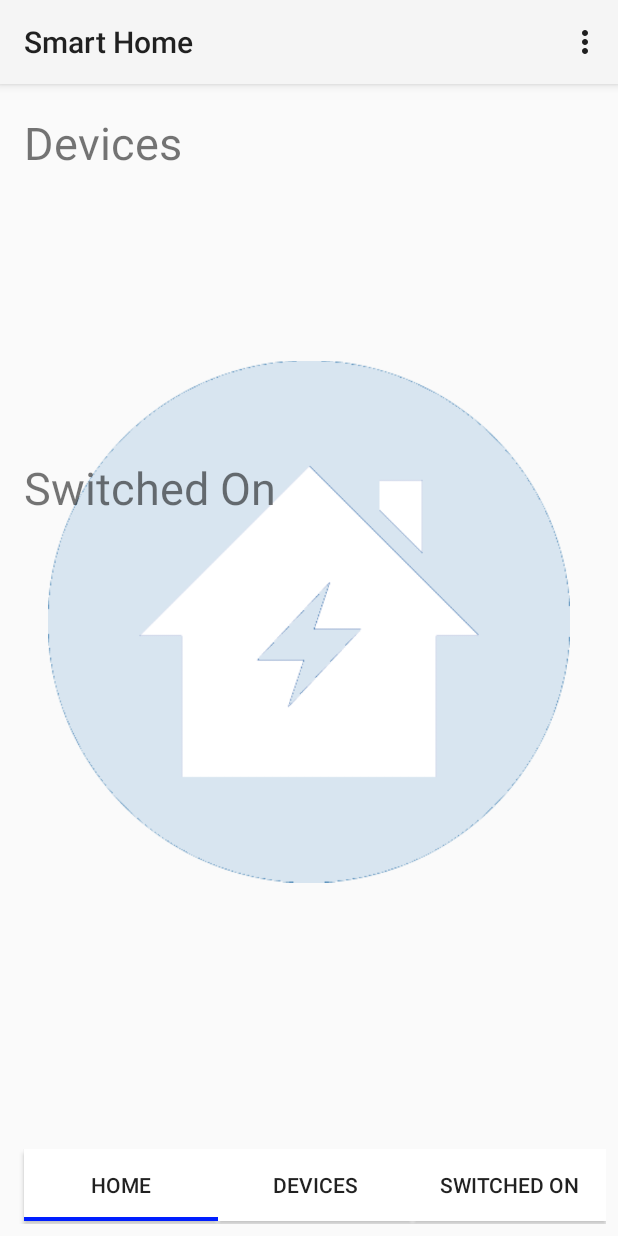
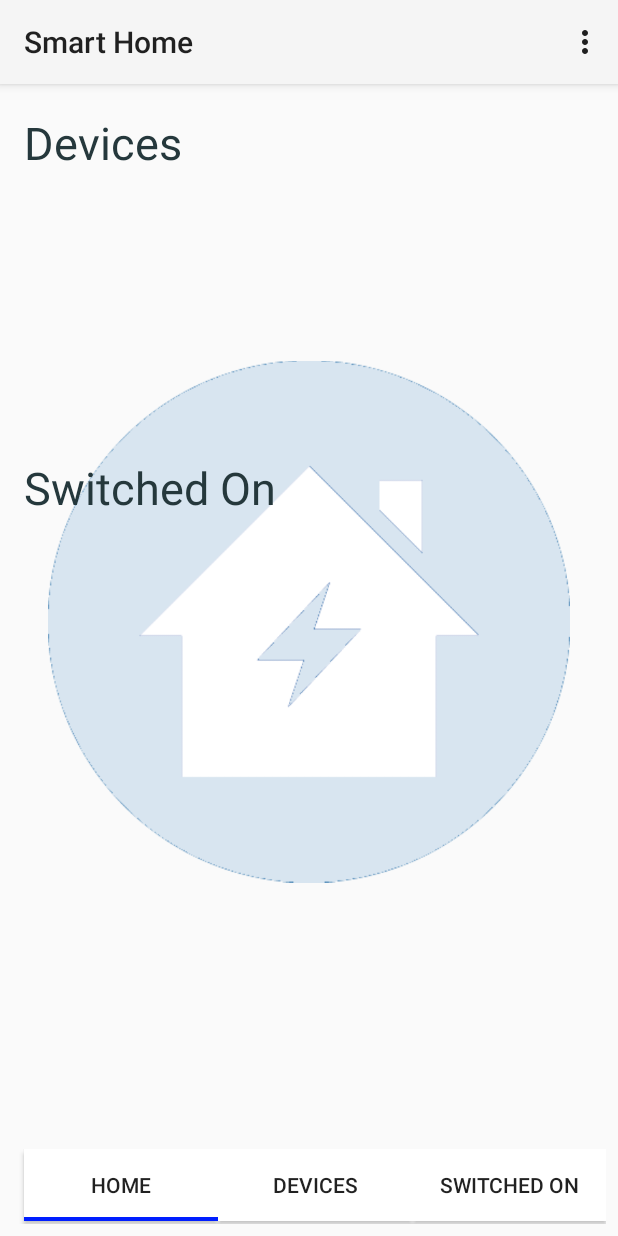
Before and after one commit to lulitay/HCI-App, an Android app: the screen it shows after launch (MainActivity), on a phone screen of 412 x 824 dp. Run offline under Robolectric (Android 15) with nearby library versions, the phone set to English and light mode, and no system bars; our stand-ins replace Volley; network calls fail.

Commit message:
cambio de color de texto

```diff
--- a/app/src/main/res/layout-land/main_layout.xml
+++ b/app/src/main/res/layout-land/main_layout.xml
@@ -136,6 +136,7 @@
                 android:layout_below="@+id/horizontalScrollView2"
                 android:layout_marginTop="21dp"
                 android:text="@string/SwitchedOnTitle"
+                android:textColor="#25383C"
                 android:textSize="30sp"
                 app:layout_constraintBottom_toTopOf="@+id/horizontalScrollView"
                 app:layout_constraintLeft_toLeftOf="parent"
@@ -146,6 +147,7 @@
                 android:layout_width="107dp"
                 android:layout_height="wrap_content"
                 android:layout_marginBottom="16dp"
+                android:textColor="#25383C"
                 android:layout_marginStart="16dp"
                 android:text="@string/DevicesTitle"
                 android:textSize="30sp"
--- a/app/src/main/res/layout-large-land/main_layout.xml
+++ b/app/src/main/res/layout-large-land/main_layout.xml
@@ -79,6 +79,7 @@
         android:layout_marginStart="16dp"
         android:layout_marginTop="60dp"
         android:text="@string/DevicesTitle"
+        android:textColor="#25383C"
         android:textSize="30sp"
         app:layout_constraintStart_toStartOf="parent"
         app:layout_constraintTop_toBottomOf="@+id/deviceToolbar7" />
@@ -107,6 +108,7 @@
         android:layout_marginStart="16dp"
         android:layout_marginTop="20dp"
         android:text="@string/SwitchedOnTitle"
+        android:textColor="#25383C"
         android:textSize="30sp"
         app:layout_constraintLeft_toLeftOf="parent"
         app:layout_constraintStart_toStartOf="parent"
--- a/app/src/main/res/layout-large/main_layout.xml
+++ b/app/src/main/res/layout-large/main_layout.xml
@@ -39,6 +39,7 @@
         android:layout_width="107dp"
         android:layout_height="wrap_content"
         android:layout_marginStart="16dp"
+        android:textColor="#25383C"
         android:layout_marginTop="150dp"
         android:text="@string/DevicesTitle"
         android:textSize="30sp"
@@ -69,6 +70,7 @@
         android:layout_marginStart="16dp"
         android:layout_marginTop="100dp"
         android:text="@string/SwitchedOnTitle"
+        android:textColor="#25383C"
         android:textSize="30sp"
         app:layout_constraintLeft_toLeftOf="parent"
         app:layout_constraintStart_toStartOf="parent"
--- a/app/src/main/res/layout/main_layout.xml
+++ b/app/src/main/res/layout/main_layout.xml
@@ -39,6 +39,7 @@
         android:layout_height="wrap_content"
         android:layout_marginBottom="16dp"
         android:layout_marginStart="16dp"
+        android:textColor="#25383C"
         android:text="@string/DevicesTitle"
         android:textSize="30sp"
         app:layout_constraintBottom_toTopOf="@+id/horizontalScrollView2"
@@ -70,6 +71,7 @@
         android:layout_marginLeft="16dp"
         android:layout_marginStart="16dp"
         android:text="@string/SwitchedOnTitle"
+        android:textColor="#25383C"
         android:textSize="30sp"
         app:layout_constraintBottom_toTopOf="@+id/horizontalScrollView"
         app:layout_constraintLeft_toLeftOf="parent"
```
